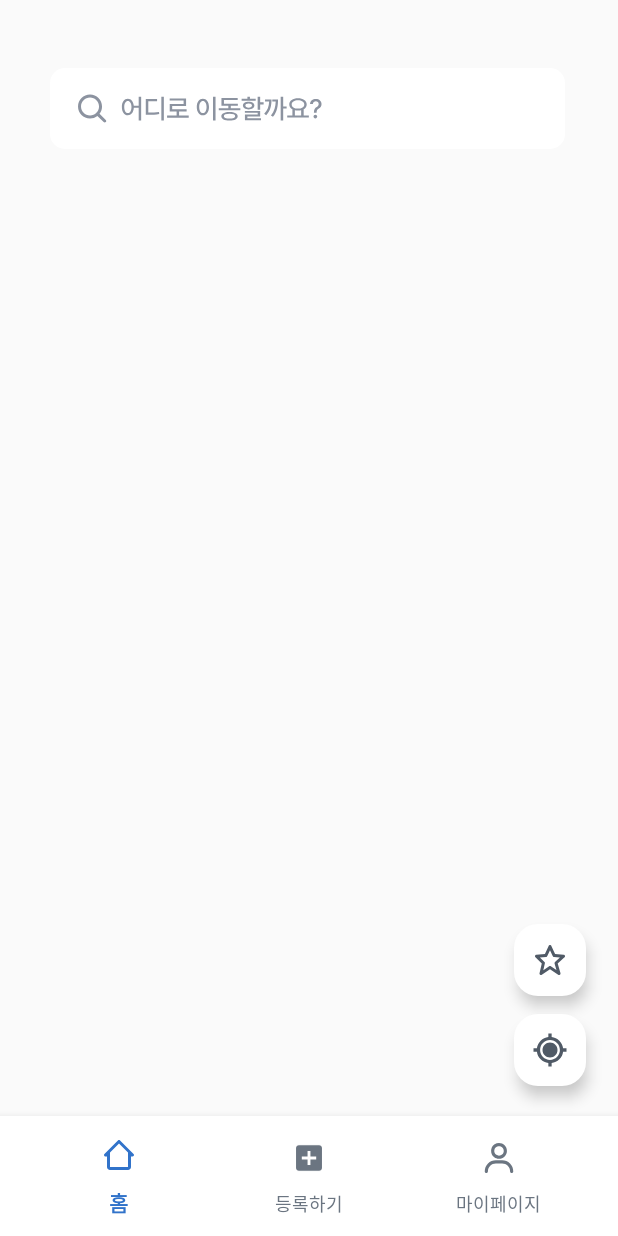
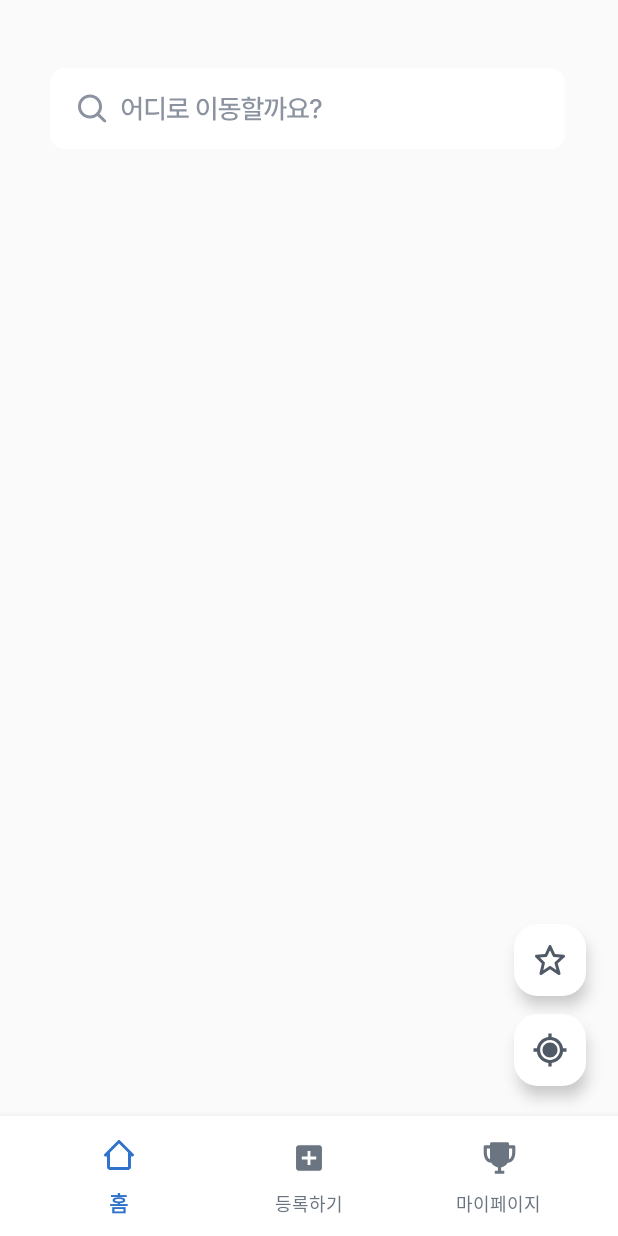
Before and after one commit to AVIRO-official/AVIRO-ANDROID, an Android app: the screen it shows after launch (Home), on a phone screen of 412 x 824 dp. Run offline under Robolectric (Android 15) with nearby library versions, the phone set to English and light mode, and no system bars; our stand-ins replace Dagger/Hilt's generated code, data binding; libraries missing offline, so code that uses them is left out: com.naver.maps, io.realm.kotlin; 6 statements that could not run were skipped.

Commit message:
refact : 바텀네비게이션 - 마이페이지 -> 챌린지로 탭 수정

```diff
--- a/app/src/main/res/menu/bottom_nav_menu.xml
+++ b/app/src/main/res/menu/bottom_nav_menu.xml
@@ -13,7 +13,7 @@
 
     <item
         android:id="@+id/navigation_mypage"
-        android:icon="@drawable/ic_tapbar_mypage"
+        android:icon="@drawable/ic_tabbar_challenge"
         android:title="@string/mypage_fragment_label" />
 
 </menu>
```
